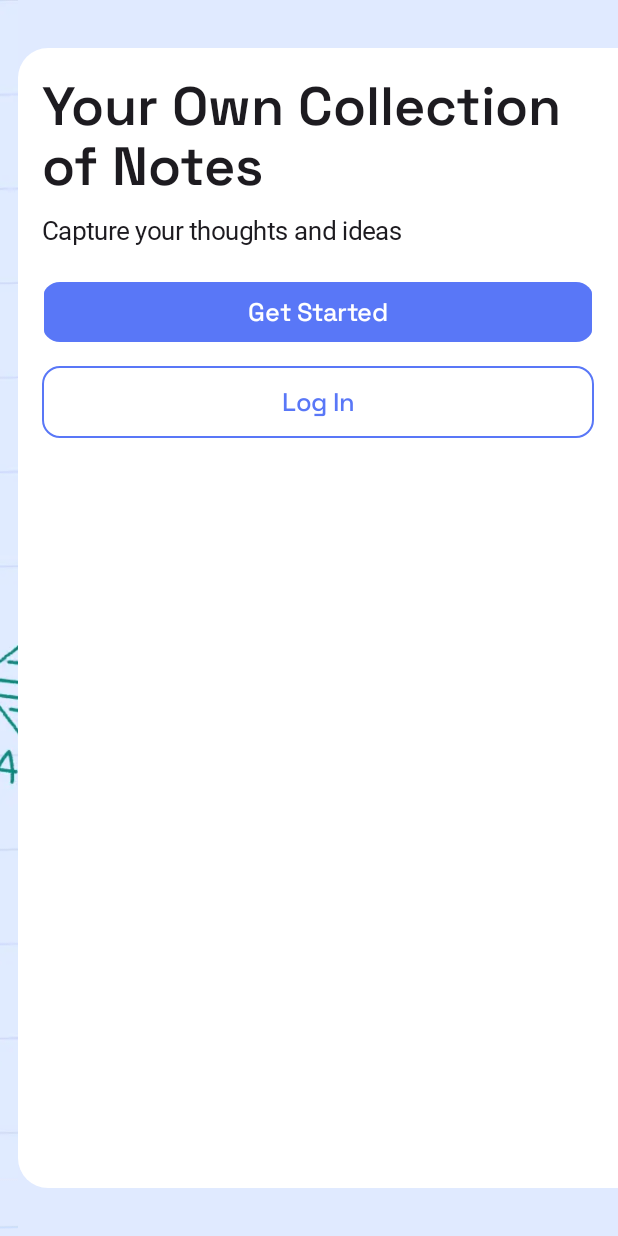
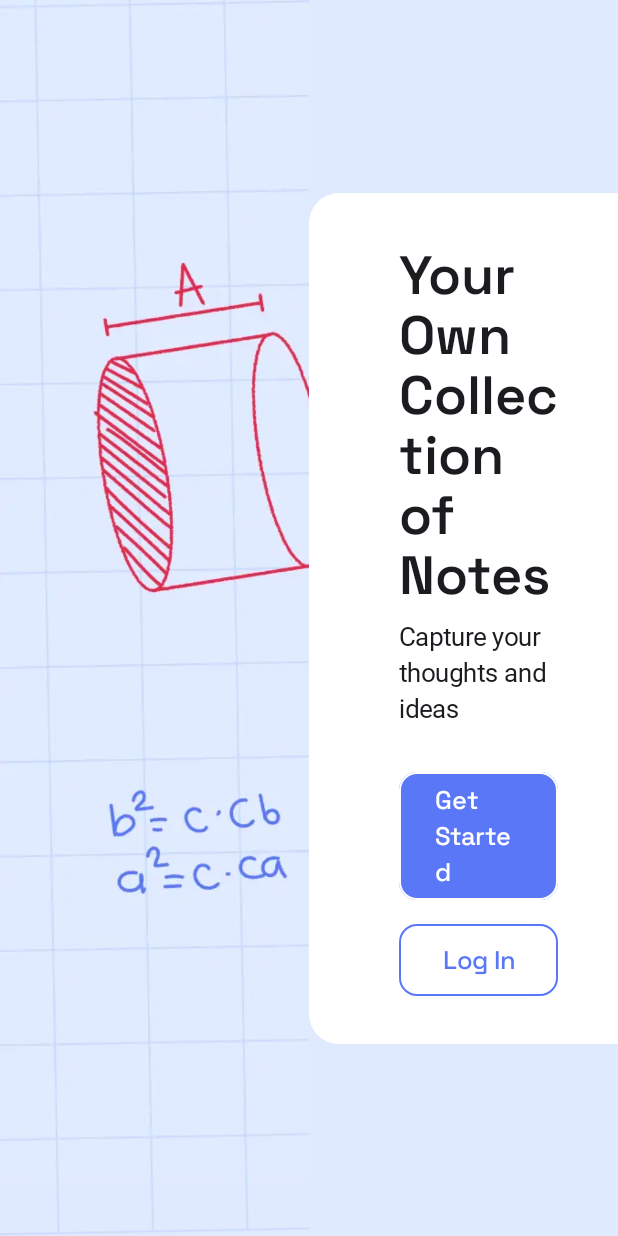
Before and after one commit to ssk18/NoteMark, an Android app built with Jetpack Compose: the composable LandingScreenLandscape shown on its own in the app's theme, on a phone screen of 412 x 824 dp. Run offline under Robolectric (Android 15) with nearby library versions, the phone set to English and light mode, and no system bars; Roboto replaces fonts that are not available here.

Commit message:
Refactor: Add adaptive layouts for landing and registration screens

```diff
--- a/auth/presentation/src/main/java/com/ssk/auth/presentation/landingscreen/LandingScreen.kt
+++ b/auth/presentation/src/main/java/com/ssk/auth/presentation/landingscreen/LandingScreen.kt
@@ -4,12 +4,16 @@ import androidx.compose.foundation.Image
 import androidx.compose.foundation.background
 import androidx.compose.foundation.layout.Box
 import androidx.compose.foundation.layout.Column
+import androidx.compose.foundation.layout.Row
 import androidx.compose.foundation.layout.Spacer
+import androidx.compose.foundation.layout.WindowInsets
+import androidx.compose.foundation.layout.asPaddingValues
 import androidx.compose.foundation.layout.fillMaxHeight
 import androidx.compose.foundation.layout.fillMaxSize
 import androidx.compose.foundation.layout.fillMaxWidth
 import androidx.compose.foundation.layout.height
 import androidx.compose.foundation.layout.padding
+import androidx.compose.foundation.layout.safeDrawing
 import androidx.compose.foundation.layout.size
 import androidx.compose.foundation.layout.width
 import androidx.compose.foundation.shape.RoundedCornerShape
@@ -24,6 +28,7 @@ import androidx.compose.ui.res.painterResource
 import androidx.compose.ui.tooling.preview.Preview
 import androidx.compose.ui.unit.dp
 import com.ssk.auth.presentation.R
+import com.ssk.auth.presentation.landingscreen.components.LandingScreenContent
 import com.ssk.core.presentation.designsystem.components.NoteMarkActionPrimaryButton
 import com.ssk.core.presentation.designsystem.components.NoteMarkActionSecondaryButton
 import com.ssk.core.presentation.designsystem.theme.NoteMarkTheme
@@ -36,15 +41,25 @@ fun LandingScreen(
     onSignUpClick: () -> Unit,
     onSignInClick: () -> Unit
 ) {
-   when(LocalScreenOrientation.current) {
+    when (LocalScreenOrientation.current) {
         ScreenOrientation.Portrait -> LandingScreenPortrait(
             modifier = modifier,
             onSignUpClick = onSignUpClick,
             onSignInClick = onSignInClick
         )
 
-       ScreenOrientation.Landscape -> TODO()
-       ScreenOrientation.Tablet -> TODO()
+        ScreenOrientation.Landscape -> LandingScreenLandscape(
+            modifier = modifier,
+            onSignUpClick = onSignUpClick,
+            onSignInClick = onSignInClick
+
+        )
+
+        ScreenOrientation.Tablet -> LandingScreenTablet(
+            modifier = modifier,
+            onSignUpClick = onSignUpClick,
+            onSignInClick = onSignInClick
+        )
     }
 }
 
@@ -56,21 +71,21 @@ fun LandingScreenPortrait(
 ) {
     Box(
         modifier = modifier
-            .fillMaxSize(),
-        contentAlignment = Alignment.BottomCenter
+            .fillMaxSize()
     ) {
         Image(
             painter = painterResource(id = R.drawable.notemark_background),
             contentDescription = null,
             contentScale = ContentScale.Crop,
+            alignment = Alignment.TopCenter,
             modifier = Modifier
                 .fillMaxSize()
                 .padding(bottom = 250.dp)
         )
-        Column(
+
+        LandingScreenContent(
             modifier = Modifier
-                .fillMaxWidth()
-                .height(300.dp)
+                .align(Alignment.BottomCenter)
                 .background(
                     color = MaterialTheme.colorScheme.onPrimary,
                     shape = RoundedCornerShape(
@@ -78,28 +93,10 @@ fun LandingScreenPortrait(
                         topEnd = 20.dp
                     )
                 )
-                .padding(horizontal = 16.dp, vertical = 16.dp)
-        ) {
-            Text(
-                text = "Your Own Collection of Notes",
-                style = MaterialTheme.typography.titleLarge,
+                .padding(16.dp),
+            onSignUpClick = onSignUpClick,
+            onSignInClick = onSignInClick
         )
-            Spacer(modifier = Modifier.height(10.dp))
-            Text(
-                text = "Capture your thoughts and ideas",
-                style = MaterialTheme.typography.bodyLarge,
-            )
-            Spacer(modifier = Modifier.height(20.dp))
-            NoteMarkActionPrimaryButton(
-                onClick = onSignUpClick,
-                title = "Get Started"
-            )
-            Spacer(modifier = Modifier.height(12.dp))
-            NoteMarkActionSecondaryButton(
-                title = "Log In",
-                onClick = onSignInClick
-            )
-        }
     }
 }
 
@@ -115,19 +112,24 @@ fun LandingScreenLandscape(
             .background(Color(0xFFE0EAFF)),
         contentAlignment = Alignment.CenterEnd
     ) {
+        Row(
+            modifier = Modifier
+                .fillMaxSize(),
+            verticalAlignment = Alignment.CenterVertically
+        ) {
             Image(
                 painter = painterResource(id = R.drawable.notemark_background),
-            contentDescription = "background image",
+                contentDescription = null,
                 contentScale = ContentScale.Crop,
+                alignment = Alignment.CenterStart,
                 modifier = Modifier
-                .fillMaxSize()
-                .padding(end = 400.dp)
+                    .weight(1f)
             )
-        Column(
+
+            LandingScreenContent(
                 modifier = Modifier
-                .width(400.dp)
-                .padding(vertical = 32.dp)
-                .fillMaxHeight()
+                    .weight(1f)
+                    .padding(WindowInsets.safeDrawing.asPaddingValues())
                     .background(
                         color = MaterialTheme.colorScheme.onPrimary,
                         shape = RoundedCornerShape(
@@ -135,26 +137,9 @@ fun LandingScreenLandscape(
                             bottomStart = 20.dp
                         )
                     )
-                .padding(horizontal = 16.dp, vertical = 16.dp)
-        ) {
-            Text(
-                text = "Your Own Collection of Notes",
-                style = MaterialTheme.typography.titleLarge,
-            )
-            Spacer(modifier = Modifier.height(10.dp))
-            Text(
-                text = "Capture your thoughts and ideas",
-                style = MaterialTheme.typography.bodyLarge,
-            )
-            Spacer(modifier = Modifier.height(20.dp))
-            NoteMarkActionPrimaryButton(
-                onClick = onSignUpClick,
-                title = "Get Started"
-            )
-            Spacer(modifier = Modifier.height(12.dp))
-            NoteMarkActionSecondaryButton(
-                title = "Log In",
-                onClick = onSignInClick
+                    .padding(start = 60.dp, end = 40.dp, top = 32.dp, bottom = 32.dp),
+                onSignUpClick = onSignUpClick,
+                onSignInClick = onSignInClick
             )
         }
     }
@@ -176,15 +161,15 @@ fun LandingScreenTablet(
             painter = painterResource(id = R.drawable.notemark_background),
             contentDescription = null,
             contentScale = ContentScale.Crop,
+            alignment = Alignment.TopCenter,
             modifier = Modifier
                 .fillMaxSize()
-                .padding(bottom = 350.dp)
         )
-        Column(
+
+        LandingScreenContent(
             modifier = Modifier
-                .padding(horizontal = 16.dp)
-                .fillMaxWidth()
-                .height(300.dp)
+                .align(Alignment.BottomCenter)
+                .padding(horizontal = 32.dp)
                 .background(
                     color = MaterialTheme.colorScheme.onPrimary,
                     shape = RoundedCornerShape(
@@ -192,28 +177,10 @@ fun LandingScreenTablet(
                         topEnd = 20.dp
                     )
                 )
-                .padding(16.dp)
-        ) {
-            Text(
-                text = "Your Own Collection of Notes",
-                style = MaterialTheme.typography.titleLarge,
+                .padding(32.dp),
+            onSignUpClick = onSignUpClick,
+            onSignInClick = onSignInClick
         )
-            Spacer(modifier = Modifier.height(10.dp))
-            Text(
-                text = "Capture your thoughts and ideas",
-                style = MaterialTheme.typography.bodyLarge,
-            )
-            Spacer(modifier = Modifier.height(20.dp))
-            NoteMarkActionPrimaryButton(
-                onClick = onSignUpClick,
-                title = "Get Started"
-            )
-            Spacer(modifier = Modifier.height(12.dp))
-            NoteMarkActionSecondaryButton(
-                title = "Log In",
-                onClick = onSignInClick
-            )
-        }
     }
 }
 
--- /dev/null
+++ b/auth/presentation/src/main/java/com/ssk/auth/presentation/landingscreen/components/LandingScreenContent.kt
@@ -0,0 +1,45 @@
+package com.ssk.auth.presentation.landingscreen.components
+
+import androidx.compose.foundation.layout.Column
+import androidx.compose.foundation.layout.Spacer
+import androidx.compose.foundation.layout.height
+import androidx.compose.material3.MaterialTheme
+import androidx.compose.material3.Text
+import androidx.compose.runtime.Composable
+import androidx.compose.ui.Modifier
+import androidx.compose.ui.res.stringResource
+import androidx.compose.ui.unit.dp
+import com.ssk.auth.presentation.R
+import com.ssk.core.presentation.designsystem.components.NoteMarkActionPrimaryButton
+import com.ssk.core.presentation.designsystem.components.NoteMarkActionSecondaryButton
+
+@Composable
+fun LandingScreenContent(
+    modifier: Modifier = Modifier,
+    onSignUpClick: () -> Unit,
+    onSignInClick: () -> Unit
+) {
+    Column(
+        modifier = modifier
+    ) {
+        Text(
+            text = stringResource(R.string.your_own_collection_of_notes),
+            style = MaterialTheme.typography.titleLarge,
+        )
+        Spacer(modifier = Modifier.height(8.dp))
+        Text(
+            text = stringResource(R.string.capture_your_thoughts_and_ideas),
+            style = MaterialTheme.typography.bodyLarge,
+        )
+        Spacer(modifier = Modifier.height(32.dp))
+        NoteMarkActionPrimaryButton(
+            onClick = onSignUpClick,
+            title = stringResource(R.string.get_started)
+        )
+        Spacer(modifier = Modifier.height(16.dp))
+        NoteMarkActionSecondaryButton(
+            title = stringResource(R.string.log_in),
+            onClick = onSignInClick
+        )
+    }
+}
--- /dev/null
+++ b/auth/presentation/src/main/res/values/strings.xml
@@ -0,0 +1,7 @@
+<?xml version="1.0" encoding="utf-8"?>
+<resources>
+    <string name="your_own_collection_of_notes">Your Own Collection of Notes</string>
+    <string name="capture_your_thoughts_and_ideas">Capture your thoughts and ideas</string>
+    <string name="get_started">Get Started</string>
+    <string name="log_in">Log In</string>
+</resources>
```
Lines whose indentation alone changed are shown as unchanged.
